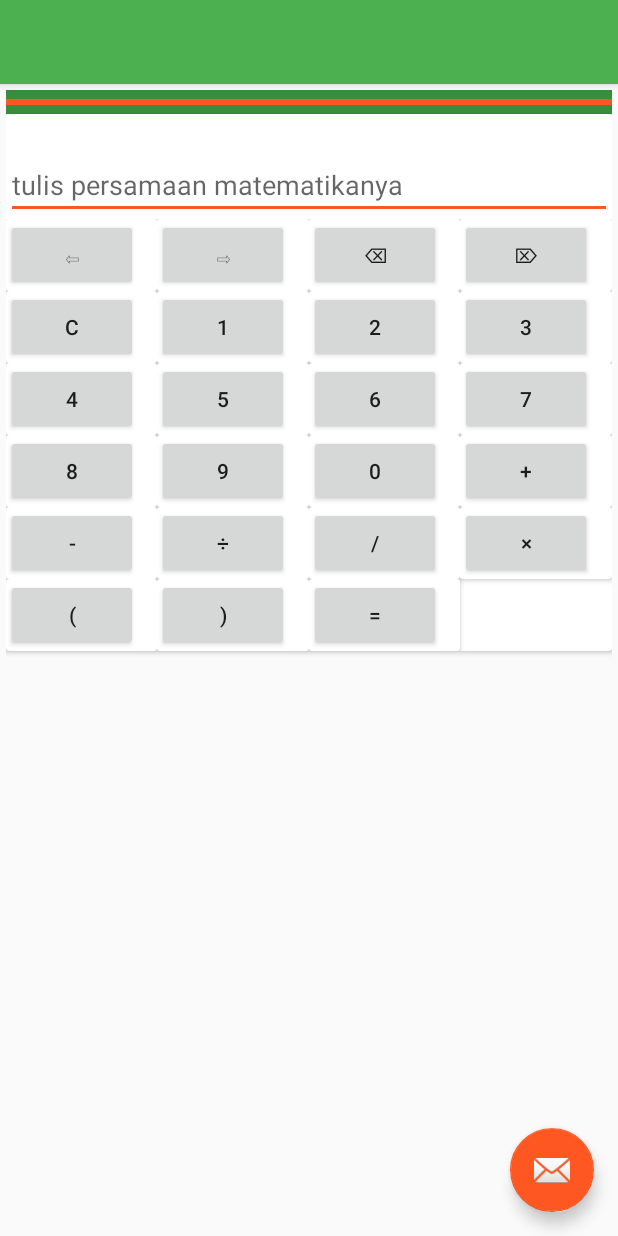
After one commit to leshau90/appTA04, an Android app: the JawabSoalActivity screen opened directly, with no data from a screen before it, on a phone screen of 412 x 824 dp. The commit adds this screen. Run offline under Robolectric (Android 15) with nearby library versions, the phone set to English and light mode, and no system bars; 3 statements that could not run were skipped.

Commit message:
Primitive Keyboard..No Engine

```diff
--- a/app/src/main/AndroidManifest.xml
+++ b/app/src/main/AndroidManifest.xml
@@ -32,7 +32,7 @@
                 android:value="com.tap.ilman.ta04.MainActivity" />
         </activity>
         <activity
-            android:name=".ActivityJawabSoal"
+            android:name=".JawabSoalActivity"
             android:label="@string/title_activity_activity_jawab_soal"
             android:parentActivityName=".DaftarSoalActivity"
             android:theme="@style/AppTheme.NoActionBar">
--- /dev/null
+++ b/app/src/main/java/com/tap/ilman/ta04/JawabSoalActivity.java
@@ -0,0 +1,241 @@
+package com.tap.ilman.ta04;
+
+import android.content.Intent;
+import android.os.Bundle;
+import android.preference.PreferenceManager;
+import android.support.design.widget.FloatingActionButton;
+import android.support.design.widget.Snackbar;
+import android.support.v7.app.AppCompatActivity;
+import android.support.v7.widget.GridLayoutManager;
+import android.support.v7.widget.RecyclerView;
+import android.support.v7.widget.Toolbar;
+import android.util.Log;
+import android.view.LayoutInflater;
+import android.view.View;
+import android.view.ViewGroup;
+import android.widget.Button;
+import android.widget.EditText;
+import android.widget.ProgressBar;
+import android.widget.TextView;
+
+import java.io.File;
+import java.io.IOException;
+
+public class JawabSoalActivity extends AppCompatActivity implements DownloadAndRead, clickedPad {
+
+    private ProgressBar pb;
+    private DetailSoal soal;
+    private RecyclerView mrv;
+    private PadAdapter padAdapter;
+    private EditText answerBox;
+    private TextView soalbox;
+    private String fileLocation;
+
+
+    @Override
+    protected void onCreate(Bundle savedInstanceState) {
+        super.onCreate(savedInstanceState);
+        setContentView(R.layout.activity_activity_jawab_soal);
+        Toolbar toolbar = (Toolbar) findViewById(R.id.toolbar);
+        setSupportActionBar(toolbar);
+        setTitle("");
+
+        FloatingActionButton fab = (FloatingActionButton) findViewById(R.id.fab);
+        fab.setOnClickListener(new View.OnClickListener() {
+            @Override
+            public void onClick(View view) {
+                Snackbar.make(view, "Replace with your own action", Snackbar.LENGTH_LONG)
+                        .setAction("Action", null).show();
+            }
+        });
+
+        answerBox = (EditText) findViewById(R.id.jawab);
+        soalbox = (TextView) findViewById(R.id.soal);
+        pb = (ProgressBar) findViewById(R.id.debug_check_JawabSoal);
+
+        padAdapter = new PadAdapter(specialpads, this);
+
+        mrv = (RecyclerView) findViewById(R.id.pads);
+        mrv.setAdapter(padAdapter);
+        mrv.setLayoutManager(new GridLayoutManager(this, 4));
+
+        fileLocation = getApplicationContext().getFilesDir() + "/soal/" + getIntent().getStringExtra("key");
+        // getSupportActionBar().setDisplayHomeAsUpEnabled(true);
+
+
+        initialState();
+        determineFiletoBeRead();
+        //showUserSettings();
+    }
+
+    private void initialState() {
+
+        soalbox.setText("");
+        pb.setMax(100);
+        mrv.setEnabled(false);
+        //   answerBox.setText("");
+        answerBox.setHint(getString(R.string.isi_jawabmu));
+
+    }
+
+    private void determineFiletoBeRead() {
+        try {
+            if (!AppUtils.checkSoalFile(getApplicationContext(), getIntent().getStringExtra("key"))) {
+                tryToDownloadFile();
+            } else doneDownoading();
+        } catch (Exception e) {
+            e.printStackTrace();
+        }
+    }
+
+    private void tryToDownloadFile() {
+        String server = new StringBuilder(
+                PreferenceManager.getDefaultSharedPreferences(this)
+                        .getString("prefServer", "http://192.168.43.50:8080/api")
+        ).append("/soal/").append(getIntent().getStringExtra("key")).toString();
+        Log.v("TEST", "download file if it isnt there: " + server);
+        new DownloadFileFromURL(this, getApplicationContext(), pb, "/menu/main").execute(server);
+    }
+
+    @Override
+    public void onBackPressed() {
+        //super.onBackPressed();
+        startActivity(new Intent(this, DaftarSoalActivity.class).putExtra("key", getIntent().getStringExtra("back")));
+    }
+
+    @Override
+    public void doneDownoading() {
+        DetailSoal[] a = new DetailSoal[0];
+        try {
+            Log.v("TEST", "JawabSoal: doneDownloading: try to construct DetailSoal POJO using jackson, file Location is "+fileLocation);
+            a = AppUtils.jacksonObjectMapper.readValue(new File(fileLocation), DetailSoal[].class);
+        } catch (IOException e) {
+            Log.v("TEST", "CATCH BLOCK:  Detail is empty, seems like the download or file reading is failed ");
+            e.printStackTrace();
+        } finally {
+            if (a[0].s.isEmpty() || a[0].k[0].isEmpty()) {
+                Log.v("TEST", "FINAL BLOCK:  Detail (tak ada soal ataupun kunci) is empty, seems like the download or file writing is failed, reverting to initial state ");
+                initialState();
+            } else {
+                soal = a[0];
+                soalbox.setText(soal.s);
+                mrv.setEnabled(true);
+            }
+        }
+    }
+
+    static String specialpads[] = {
+            "\u21e6", "\u21e8", "\u232b", "\u2326", "C",
+            "1", "2", "3", "4", "5",
+            "6", "7", "8", "9", "0",
+            "+", "-", "\u00f7", "/", "\u00d7",
+            "(", ")", "="
+    };
+
+    @Override
+    public void pushedPad(String i) {
+        Log.v("TEST", "called on ui, pushedpad parameter is: " + i);
+        answerBox.getText().insert(answerBox.getSelectionStart(), i);
+    }
+}
+
+
+class a {
+    String val;
+    String tval;
+}
+
+class padviewHolder extends RecyclerView.ViewHolder {
+    Button btn;
+
+    public padviewHolder(View itemView) {
+        super(itemView);
+        this.btn = (Button) itemView.findViewById(R.id.anumpad);
+    }
+}
+
+class DetailSoal {
+    //POJO
+    String s;
+    String[] c; //
+    String[] k; //keys
+    boolean spd = false; // special denumerator on factor term
+    boolean igm = false; // ignore metrics / types in operand
+    boolean rm = false; // lock result metric
+
+
+    public DetailSoal() {
+    }
+
+}
+
+interface clickedPad {
+    void pushedPad(String i);
+
+}
+
+class PadAdapter extends RecyclerView.Adapter<RecyclerView.ViewHolder> {
+
+    RecyclerView rv;
+    String[] b;
+    EditText et;
+    clickedPad caller;
+
+    public PadAdapter(String[] b, clickedPad caller) {
+        this.b = b;
+        this.caller = caller;
+    }
+
+
+    @Override
+    public void onAttachedToRecyclerView(RecyclerView recyclerView) {
+        super.onAttachedToRecyclerView(recyclerView);
+        this.rv = recyclerView;
+    }
+
+    @Override
+    public RecyclerView.ViewHolder onCreateViewHolder(ViewGroup viewGroup, int viewType) {
+        RecyclerView.ViewHolder viewHolder;
+        LayoutInflater inflater = LayoutInflater.from(viewGroup.getContext());
+
+        View v1 = inflater.inflate(R.layout.numpad, viewGroup, false);
+
+        viewHolder = new padviewHolder(v1);
+        return viewHolder;
+    }
+
+    @Override
+    public void onBindViewHolder(RecyclerView.ViewHolder holder, final int position) {
+        padviewHolder vh = (padviewHolder) holder;
+        vh.btn.setText(b[position]);
+        vh.btn.setOnClickListener(new View.OnClickListener() {
+            @Override
+            public void onClick(View v) {
+                Log.v("TEST","pad is sending signal: "+b[position]);
+                caller.pushedPad(b[position]);
+            }
+        });
+    }
+
+    @Override
+    public int getItemCount() {
+        return b.length;
+    }
+}
+
+
+enum PadItem {
+
+    SATU("1", "1"),
+    DUA("2", "2"),
+    TIGA("3", "3"),
+    EMPAT("4", "4"),
+    LIMA("5", "5"),
+    ENAM("6", "6"),
+    TUJUH("7", "7"),
+    DELAPAN("8", "8");
+
+    PadItem(String shwonVal, String printedVal) {
+
+    }
+}
--- a/app/src/main/res/layout/activity_activity_jawab_soal.xml
+++ b/app/src/main/res/layout/activity_activity_jawab_soal.xml
@@ -5,7 +5,7 @@
     android:layout_width="match_parent"
     android:layout_height="match_parent"
     android:fitsSystemWindows="true"
-    tools:context="com.tap.ilman.ta04.ActivityJawabSoal">
+    tools:context=".JawabSoalActivity">
 
     <android.support.design.widget.AppBarLayout
         android:layout_width="match_parent"
--- a/app/src/main/res/layout/content_activity_jawab_soal.xml
+++ b/app/src/main/res/layout/content_activity_jawab_soal.xml
@@ -23,13 +23,15 @@
     <android.support.v7.widget.CardView
         android:layout_width="match_parent"
         android:layout_height="wrap_content">
-
+        <LinearLayout
+            android:layout_width="match_parent"
+            android:layout_height="wrap_content"
+            android:orientation="vertical">
             <TextView
                 android:id="@+id/soal"
                 android:layout_width="match_parent"
                 android:layout_height="wrap_content"
                 android:textAppearance="?android:attr/textAppearanceMedium" />
-
             <EditText
                 android:id="@+id/jawab"
                 android:layout_width="match_parent"
@@ -40,7 +42,8 @@
                 android:id="@+id/pads"
                 android:layout_width="match_parent"
                 android:layout_height="wrap_content">
+            </android.support.v7.widget.RecyclerView>
+        </LinearLayout>
 
-        </android.support.v7.widget.RecyclerView>
     </android.support.v7.widget.CardView>
 </LinearLayout>
--- /dev/null
+++ b/app/src/main/res/layout/numpad.xml
@@ -0,0 +1,10 @@
+<?xml version="1.0" encoding="utf-8"?>
+<android.support.v7.widget.CardView xmlns:android="http://schemas.android.com/apk/res/android"
+    android:layout_width="match_parent"
+    android:layout_height="wrap_content">
+
+    <Button
+        android:id="@+id/anumpad"
+        android:layout_width="wrap_content"
+        android:layout_height="wrap_content" />
+</android.support.v7.widget.CardView>
--- a/app/src/main/res/values/strings.xml
+++ b/app/src/main/res/values/strings.xml
@@ -31,4 +31,5 @@
     <string name="judul_kelas_daftar_soal">Soal untuk kelas </string>
     <string name="judul_kategori_daftar_soal">Soal tentang </string>
     <string name="judul_unknown_daftar_soal">Pilihlah diantara Soal-soal dibawah ini</string>
+    <string name="isi_jawabmu">tulis persamaan matematikanya</string>
 </resources>
```
Also changed, not shown: app/src/main/java/com/tap/ilman/ta04/ActivityJawabSoal.java (deleted, +0 -59 lines), app/src/main/java/com/tap/ilman/ta04/DaftarSoalActivity.java (+1 -15 lines), app/src/main/java/com/tap/ilman/ta04/MainActivity.java (+7 -6 lines). Lines whose indentation alone changed are shown as unchanged.
